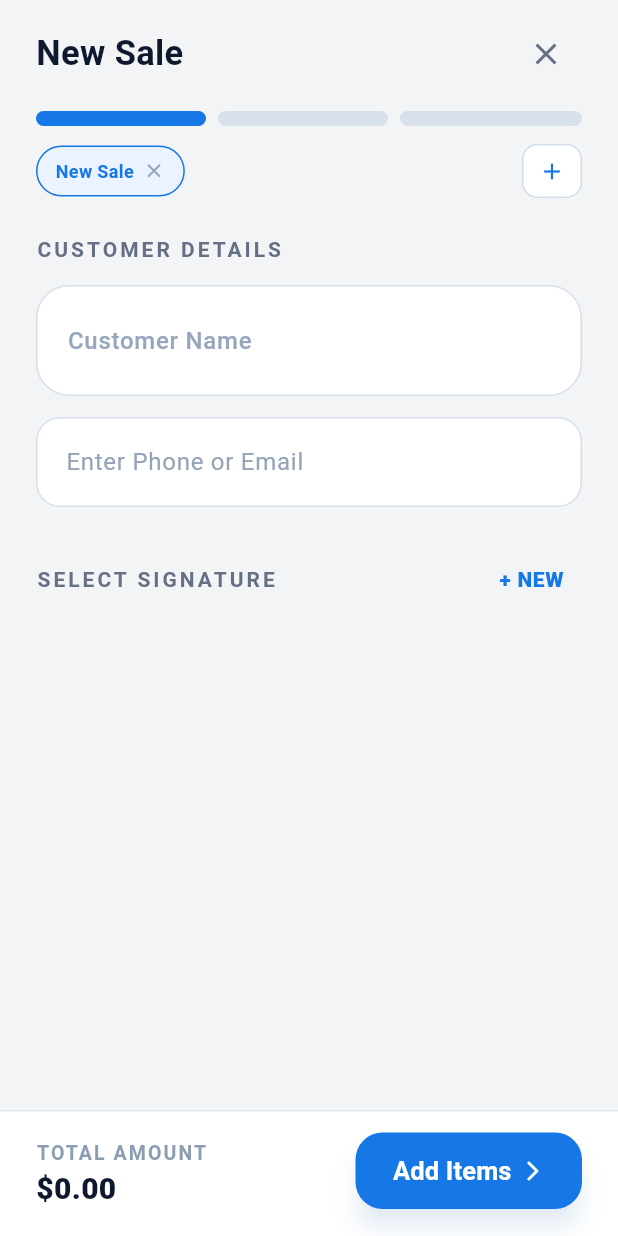
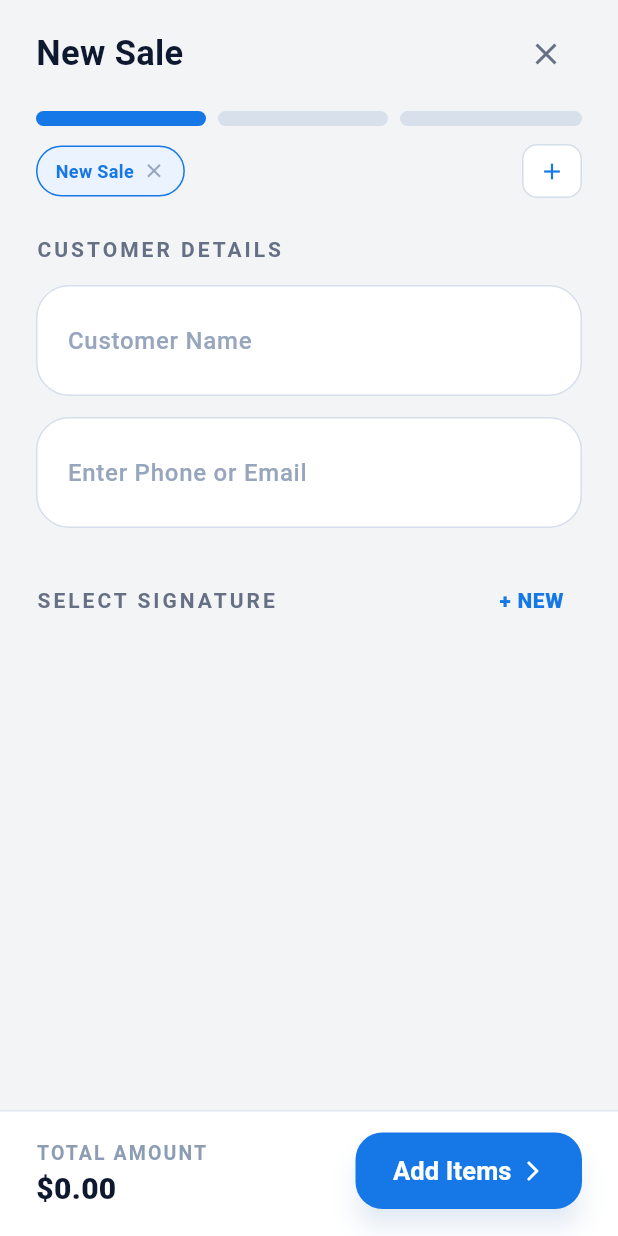
Before and after one commit to devfemibadmus/salesnote, a Flutter app: the NewSaleScreen screen opened by its route, on a phone screen of 412 x 824 dp. Run offline on Flutter 3.47's test engine with Material 3 defaults, Android fonts, the phone set to English and light mode, and no system bars; our stand-ins replace country_picker, device_info_plus, firebase_core, firebase_messaging, flutter_local_notifications, flutter_timezone and 7 more; missing offline and left inert: file_saver, phone_number, saver_gallery; accounts and stored records are empty; network calls fail.

Commit message:
UI: Refined contact field font size and styling for consistency in New Sales

```diff
--- a/mobile/lib/screens/newsales/widgets/steps.dart
+++ b/mobile/lib/screens/newsales/widgets/steps.dart
@@ -133,53 +133,14 @@ class _NewSaleDetailsStep extends StatelessWidget {
                 const SizedBox(height: 14),
                 Padding(
                   padding: const EdgeInsets.symmetric(horizontal: 24),
-                  child: TextField(
+                  child: _InputBox(
                     controller: customerContactController,
+                    hint: 'Enter Phone or Email',
                     keyboardType: TextInputType.emailAddress,
                     textInputAction: TextInputAction.done,
-                    inputFormatters: [
-                      LengthLimitingTextInputFormatter(50),
-                    ],
+                    isInvalid: customerContactInvalid,
+                    inputFormatters: [LengthLimitingTextInputFormatter(50)],
                     onChanged: onCustomerContactChanged,
-                    decoration: InputDecoration(
-                      hintText: 'Enter Phone or Email',
-                      hintStyle: const TextStyle(
-                        color: Color(0xFF94A3B8),
-                      ),
-                      filled: true,
-                      fillColor: Colors.white,
-                      contentPadding: const EdgeInsets.symmetric(
-                        horizontal: 16,
-                        vertical: 18,
-                      ),
-                      border: OutlineInputBorder(
-                        borderRadius: BorderRadius.circular(16),
-                        borderSide: BorderSide(
-                          color: customerContactInvalid
-                              ? const Color(0xFFEF4444)
-                              : const Color(0xFFD6DFEB),
-                          width: customerContactInvalid ? 1.5 : 1,
-                        ),
-                      ),
-                      enabledBorder: OutlineInputBorder(
-                        borderRadius: BorderRadius.circular(16),
-                        borderSide: BorderSide(
-                          color: customerContactInvalid
-                              ? const Color(0xFFEF4444)
-                              : const Color(0xFFD6DFEB),
-                          width: customerContactInvalid ? 1.5 : 1,
-                        ),
-                      ),
-                      focusedBorder: OutlineInputBorder(
-                        borderRadius: BorderRadius.circular(16),
-                        borderSide: BorderSide(
-                          color: customerContactInvalid
-                              ? const Color(0xFFEF4444)
-                              : const Color(0xFFD6DFEB),
-                          width: customerContactInvalid ? 1.5 : 1,
-                        ),
-                      ),
-                    ),
                   ),
                 ),
                 if (phoneError != null) ...[
```
